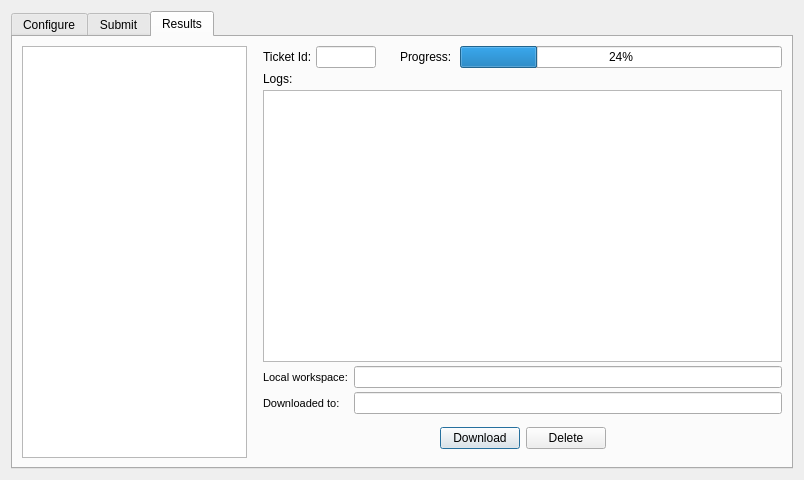
Qt form GUI/Qt/Windows/DSS/DistributedSegmentationDialog.ui (pyushkevich/itksnap) before a commit.
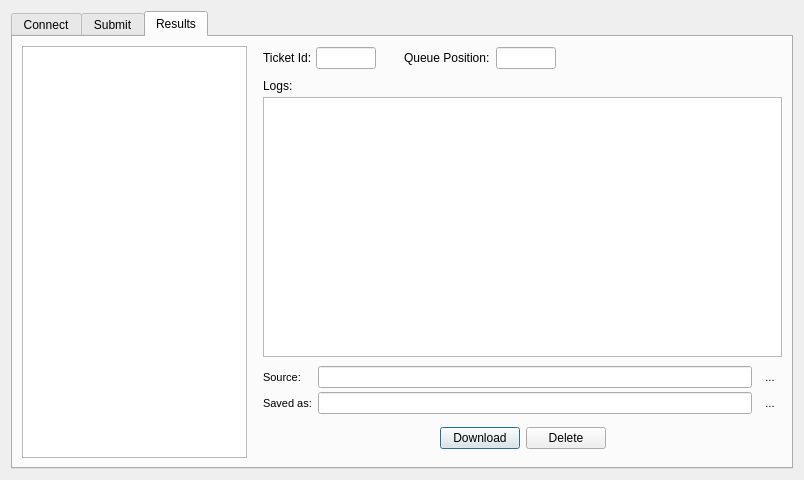
The same form after that commit. The open tabs and pages were chosen to show the change. Icons and pictures are not drawn.

Commit message: Added queue position widget. DSS is pretty solid shape, ready to be released

What changed in the file:
```diff
--- a/GUI/Qt/Windows/DSS/DistributedSegmentationDialog.ui
+++ b/GUI/Qt/Windows/DSS/DistributedSegmentationDialog.ui
@@ -13,7 +13,7 @@
   <property name="windowTitle">
    <string>ITK-SNAP Distributed Segmentation Service</string>
   </property>
-  <layout class="QVBoxLayout" name="verticalLayout">
+  <layout class="QHBoxLayout" name="horizontalLayout_4">
    <item>
     <widget class="QTabWidget" name="tabWidget">
      <property name="currentIndex">
@@ -21,7 +21,7 @@
      </property>
      <widget class="QWidget" name="tabConfigure">
       <attribute name="title">
-       <string>Configure</string>
+       <string>Connect</string>
       </attribute>
       <layout class="QVBoxLayout" name="verticalLayout_2">
        <item>
@@ -244,39 +244,6 @@
        <string>Submit</string>
       </attribute>
       <layout class="QGridLayout" name="gridLayout_2" columnstretch="0,1,0">
-       <item row="7" column="0" colspan="2">
-        <widget class="QWidget" name="widget_2" native="true">
-         <layout class="QHBoxLayout" name="horizontalLayout">
-          <item>
-           <spacer name="horizontalSpacer_3">
-            <property name="orientation">
-             <enum>Qt::Horizontal</enum>
-            </property>
-            <property name="sizeHint" stdset="0">
-             <size>
-              <width>40</width>
-              <height>20</height>
-             </size>
-            </property>
-           </spacer>
-          </item>
-          <item>
-           <widget class="QPushButton" name="btnSubmit">
-            <property name="text">
-             <string>Submit</string>
-            </property>
-           </widget>
-          </item>
-          <item>
-           <widget class="QPushButton" name="pushButton_2">
-            <property name="text">
-             <string>Reset Form</string>
-            </property>
-           </widget>
-          </item>
-         </layout>
-        </widget>
-       </item>
        <item row="6" column="0" colspan="2">
         <widget class="QWidget" name="widget_3" native="true"/>
        </item>
@@ -336,6 +303,9 @@
        </item>
        <item row="0" column="2">
         <widget class="QPushButton" name="btnViewServices">
+         <property name="toolTip">
+          <string>&lt;html&gt;&lt;head/&gt;&lt;body&gt;&lt;p&gt;View detailed information about the available services and their status in an external web page.&lt;/p&gt;&lt;/body&gt;&lt;/html&gt;</string>
+         </property>
          <property name="text">
           <string>View Services</string>
          </property>
@@ -388,6 +358,39 @@
          </property>
         </widget>
        </item>
+       <item row="7" column="0" colspan="3">
+        <widget class="QWidget" name="widget_2" native="true">
+         <layout class="QHBoxLayout" name="horizontalLayout">
+          <item>
+           <spacer name="horizontalSpacer_3">
+            <property name="orientation">
+             <enum>Qt::Horizontal</enum>
+            </property>
+            <property name="sizeHint" stdset="0">
+             <size>
+              <width>40</width>
+              <height>20</height>
+             </size>
+            </property>
+           </spacer>
+          </item>
+          <item>
+           <widget class="QPushButton" name="btnSubmit">
+            <property name="text">
+             <string>Submit</string>
+            </property>
+           </widget>
+          </item>
+          <item>
+           <widget class="QPushButton" name="btnResetTags">
+            <property name="text">
+             <string>Reset Form</string>
+            </property>
+           </widget>
+          </item>
+         </layout>
+        </widget>
+       </item>
       </layout>
      </widget>
      <widget class="QWidget" name="tabResults">
@@ -403,7 +406,7 @@
        </property>
        <item row="0" column="1">
         <widget class="QWidget" name="widget_4" native="true">
-         <layout class="QGridLayout" name="gridLayout_4" columnstretch="0,0,0,0,0,0">
+         <layout class="QGridLayout" name="gridLayout_4" columnstretch="0,0,0,0,0">
           <property name="leftMargin">
            <number>0</number>
           </property>
@@ -419,30 +422,80 @@
           <property name="spacing">
            <number>4</number>
           </property>
-          <item row="1" column="0">
-           <widget class="QLabel" name="label_7">
-            <property name="text">
-             <string>Ticket Id:</string>
+          <item row="2" column="0">
+           <spacer name="verticalSpacer_6">
+            <property name="orientation">
+             <enum>Qt::Vertical</enum>
             </property>
-           </widget>
+            <property name="sizeType">
+             <enum>QSizePolicy::Fixed</enum>
+            </property>
+            <property name="sizeHint" stdset="0">
+             <size>
+              <width>20</width>
+              <height>5</height>
+             </size>
+            </property>
+           </spacer>
           </item>
-          <item row="1" column="2">
-           <spacer name="horizontalSpacer_6">
+          <item row="5" column="0">
+           <spacer name="verticalSpacer_7">
             <property name="orientation">
-             <enum>Qt::Horizontal</enum>
+             <enum>Qt::Vertical</enum>
             </property>
             <property name="sizeType">
              <enum>QSizePolicy::Fixed</enum>
             </property>
             <property name="sizeHint" stdset="0">
+             <size>
+              <width>20</width>
+              <height>5</height>
+             </size>
+            </property>
+           </spacer>
+          </item>
+          <item row="4" column="0" colspan="5">
+           <widget class="QTableView" name="tblLog">
+            <property name="styleSheet">
+             <string notr="true">font-size:11px;</string>
+            </property>
+            <property name="editTriggers">
+             <set>QAbstractItemView::AllEditTriggers</set>
+            </property>
+            <property name="selectionMode">
+             <enum>QAbstractItemView::SingleSelection</enum>
+            </property>
+            <property name="selectionBehavior">
+             <enum>QAbstractItemView::SelectRows</enum>
+            </property>
+            <property name="iconSize">
              <size>
               <width>16</width>
-              <height>20</height>
+              <height>16</height>
              </size>
             </property>
-           </spacer>
+            <property name="verticalScrollMode">
+             <enum>QAbstractItemView::ScrollPerPixel</enum>
+            </property>
+            <attribute name="verticalHeaderVisible">
+             <bool>false</bool>
+            </attribute>
+            <attribute name="verticalHeaderDefaultSectionSize">
+             <number>18</number>
+            </attribute>
+            <attribute name="verticalHeaderMinimumSectionSize">
+             <number>18</number>
+            </attribute>
+           </widget>
           </item>
-          <item row="4" column="0" colspan="6">
+          <item row="3" column="0">
+           <widget class="QLabel" name="label_9">
+            <property name="text">
+             <string>Logs:</string>
+            </property>
+           </widget>
+          </item>
+          <item row="6" column="0" colspan="5">
            <widget class="QWidget" name="widget_6" native="true">
             <property name="styleSheet">
              <string notr="true">font-size:11px;</string>
@@ -463,7 +516,7 @@
              <property name="verticalSpacing">
               <number>4</number>
              </property>
-             <item row="0" column="1">
+             <item row="0" column="2">
               <widget class="QLineEdit" name="outTicketWorkspace">
                <property name="toolTip">
                 <string>&lt;html&gt;&lt;head/&gt;&lt;body&gt;&lt;p&gt;The workspace file that was used to create this ticket. This information is only available for tickets that were created this computer.&lt;/p&gt;&lt;/body&gt;&lt;/html&gt;</string>
@@ -476,18 +529,18 @@
              <item row="0" column="0">
               <widget class="QLabel" name="label_12">
                <property name="text">
-                <string>Local workspace:</string>
+                <string>Source:</string>
                </property>
               </widget>
              </item>
              <item row="1" column="0">
               <widget class="QLabel" name="label_13">
                <property name="text">
-                <string>Downloaded to:</string>
+                <string>Saved as:</string>
                </property>
               </widget>
              </item>
-             <item row="1" column="1">
+             <item row="1" column="2">
               <widget class="QLineEdit" name="outTicketDownloadLocation">
                <property name="toolTip">
                 <string>&lt;html&gt;&lt;head/&gt;&lt;body&gt;&lt;p&gt;If you have already downloaded this ticket, the location of the downloaded workspace is shown here.&lt;/p&gt;&lt;/body&gt;&lt;/html&gt;</string>
@@ -497,10 +550,38 @@
                </property>
               </widget>
              </item>
+             <item row="0" column="3">
+              <widget class="QToolButton" name="btnOpenSource">
+               <property name="text">
+                <string>...</string>
+               </property>
+               <property name="icon">
+                <iconset resource="../../Resources/SNAPResources.qrc">
+                 <normaloff>:/root/icons8_opened_folder_16.png</normaloff>:/root/icons8_opened_folder_16.png</iconset>
+               </property>
+               <property name="autoRaise">
+                <bool>true</bool>
+               </property>
+              </widget>
+             </item>
+             <item row="1" column="3">
+              <widget class="QToolButton" name="btnOpenDownloaded">
+               <property name="text">
+                <string>...</string>
+               </property>
+               <property name="icon">
+                <iconset resource="../../Resources/SNAPResources.qrc">
+                 <normaloff>:/root/icons8_opened_folder_16.png</normaloff>:/root/icons8_opened_folder_16.png</iconset>
+               </property>
+               <property name="autoRaise">
+                <bool>true</bool>
+               </property>
+              </widget>
+             </item>
             </layout>
            </widget>
           </item>
-          <item row="5" column="0" colspan="6">
+          <item row="7" column="0" colspan="5">
            <widget class="QWidget" name="widget_5" native="true">
             <property name="minimumSize">
              <size>
@@ -555,6 +636,29 @@
             </layout>
            </widget>
           </item>
+          <item row="1" column="0">
+           <widget class="QLabel" name="label_7">
+            <property name="text">
+             <string>Ticket Id:</string>
+            </property>
+           </widget>
+          </item>
+          <item row="1" column="2">
+           <spacer name="horizontalSpacer_6">
+            <property name="orientation">
+             <enum>Qt::Horizontal</enum>
+            </property>
+            <property name="sizeType">
+             <enum>QSizePolicy::Fixed</enum>
+            </property>
+            <property name="sizeHint" stdset="0">
+             <size>
+              <width>16</width>
+              <height>20</height>
+             </size>
+            </property>
+           </spacer>
+          </item>
           <item row="1" column="1">
            <widget class="QLineEdit" name="outTicketId">
             <property name="maximumSize">
@@ -571,59 +675,113 @@
             </property>
            </widget>
           </item>
-          <item row="1" column="5">
-           <widget class="QProgressBar" name="outProgress">
-            <property name="value">
-             <number>24</number>
+          <item row="1" column="4">
+           <widget class="QStackedWidget" name="stackProgress">
+            <property name="sizePolicy">
+             <sizepolicy hsizetype="Preferred" vsizetype="Minimum">
+              <horstretch>0</horstretch>
+              <verstretch>0</verstretch>
+             </sizepolicy>
             </property>
-           </widget>
-          </item>
-          <item row="3" column="0" colspan="6">
-           <widget class="QTableView" name="tblLog">
-            <property name="styleSheet">
-             <string notr="true">font-size:11px;</string>
-            </property>
-            <property name="editTriggers">
-             <set>QAbstractItemView::AllEditTriggers</set>
-            </property>
-            <property name="selectionMode">
-             <enum>QAbstractItemView::SingleSelection</enum>
-            </property>
-            <property name="selectionBehavior">
-             <enum>QAbstractItemView::SelectRows</enum>
-            </property>
-            <property name="iconSize">
+            <property name="maximumSize">
              <size>
-              <width>16</width>
-              <height>16</height>
+              <width>16777215</width>
+              <height>24</height>
              </size>
             </property>
-            <property name="verticalScrollMode">
-             <enum>QAbstractItemView::ScrollPerPixel</enum>
+            <property name="styleSheet">
+             <string notr="true">QFrame: {
+padding: 0px;
+}</string>
             </property>
-            <attribute name="verticalHeaderVisible">
-             <bool>false</bool>
-            </attribute>
-            <attribute name="verticalHeaderDefaultSectionSize">
-             <number>18</number>
-            </attribute>
-            <attribute name="verticalHeaderMinimumSectionSize">
-             <number>18</number>
-            </attribute>
-           </widget>
-          </item>
-          <item row="2" column="0">
-           <widget class="QLabel" name="label_9">
-            <property name="text">
-             <string>Logs:</string>
+            <property name="lineWidth">
+             <number>0</number>
             </property>
-           </widget>
-          </item>
-          <item row="1" column="3">
-           <widget class="QLabel" name="label_8">
-            <property name="text">
-             <string>Progress:</string>
+            <property name="currentIndex">
+             <number>0</number>
             </property>
+            <widget class="QWidget" name="pgProgress" native="true">
+             <layout class="QHBoxLayout" name="horizontalLayout_3">
+              <property name="leftMargin">
+               <number>0</number>
+              </property>
+              <property name="topMargin">
+               <number>0</number>
+              </property>
+              <property name="rightMargin">
+               <number>0</number>
+              </property>
+              <property name="bottomMargin">
+               <number>0</number>
+              </property>
+              <item>
+               <widget class="QLabel" name="label_8">
+                <property name="text">
+                 <string>Progress:</string>
+                </property>
+               </widget>
+              </item>
+              <item>
+               <widget class="QProgressBar" name="outProgress">
+                <property name="value">
+                 <number>24</number>
+                </property>
+               </widget>
+              </item>
+             </layout>
+            </widget>
+            <widget class="QWidget" name="pgQueuePos">
+             <layout class="QHBoxLayout" name="horizontalLayout_5">
+              <property name="leftMargin">
+               <number>0</number>
+              </property>
+              <property name="topMargin">
+               <number>0</number>
+              </property>
+              <property name="rightMargin">
+               <number>0</number>
+              </property>
+              <property name="bottomMargin">
+               <number>0</number>
+              </property>
+              <item>
+               <widget class="QLabel" name="label_14">
+                <property name="text">
+                 <string>Queue Position:</string>
+                </property>
+               </widget>
+              </item>
+              <item>
+               <widget class="QLineEdit" name="outQueuePos">
+                <property name="maximumSize">
+                 <size>
+                  <width>60</width>
+                  <height>16777215</height>
+                 </size>
+                </property>
+                <property name="maxLength">
+                 <number>12</number>
+                </property>
+                <property name="readOnly">
+                 <bool>true</bool>
+                </property>
+               </widget>
+              </item>
+              <item>
+               <spacer name="horizontalSpacer_8">
+                <property name="orientation">
+                 <enum>Qt::Horizontal</enum>
+                </property>
+                <property name="sizeHint" stdset="0">
+                 <size>
+                  <width>40</width>
+                  <height>20</height>
+                 </size>
+                </property>
+               </spacer>
+              </item>
+             </layout>
+            </widget>
            </widget>
           </item>
          </layout>
```
Left out of the diff: 6 changed lines with no effect on the pictures. The commit also changes 12 other files.
